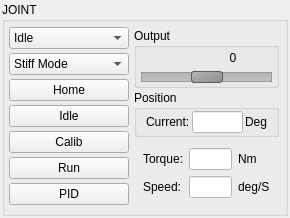
Before: the Qt Designer form src/yarpmotorgui-qt/jointitem.ui in robotology/yarp, drawn with Qt 5.
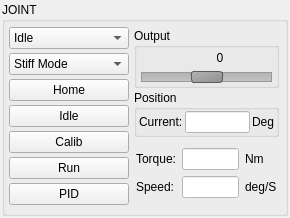
After: the same form once the commit is applied.

```diff
--- a/src/yarpmotorgui-qt/jointitem.ui
+++ b/src/yarpmotorgui-qt/jointitem.ui
@@ -25,6 +25,9 @@
   <property name="windowTitle">
    <string>Form</string>
   </property>
+  <property name="styleSheet">
+   <string notr="true"/>
+  </property>
   <layout class="QHBoxLayout" name="horizontalLayout_4">
    <property name="leftMargin">
     <number>2</number>
@@ -1273,7 +1276,7 @@
                <widget class="QLabel" name="labelVelocityVelocity">
                 <property name="geometry">
                  <rect>
-                  <x>77</x>
+                  <x>64</x>
                   <y>0</y>
                   <width>30</width>
                   <height>20</height>
@@ -1319,9 +1322,15 @@
              <string>Position</string>
             </property>
             <layout class="QVBoxLayout" name="verticalLayout_17">
+             <property name="leftMargin">
+              <number>2</number>
+             </property>
              <property name="topMargin">
               <number>0</number>
              </property>
+             <property name="rightMargin">
+              <number>2</number>
+             </property>
              <property name="bottomMargin">
               <number>0</number>
              </property>
@@ -1376,6 +1385,12 @@
           <item>
            <widget class="QWidget" name="widget_16" native="true">
             <layout class="QGridLayout" name="gridLayout_7">
+             <property name="leftMargin">
+              <number>2</number>
+             </property>
+             <property name="rightMargin">
+              <number>2</number>
+             </property>
              <item row="0" column="0">
               <widget class="QLabel" name="label_31">
                <property name="text">
```
Left out of the diff: 48 changed lines with no effect on the pictures.
